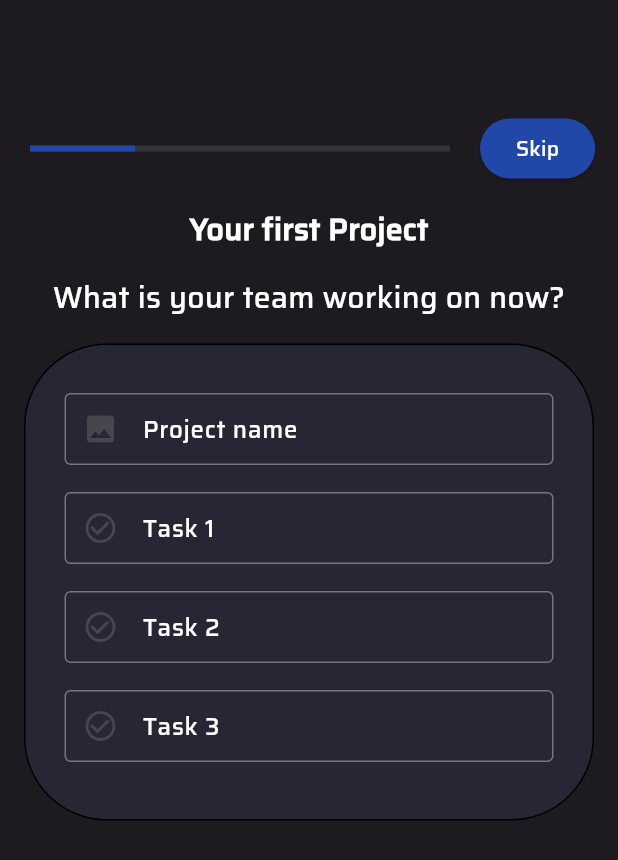
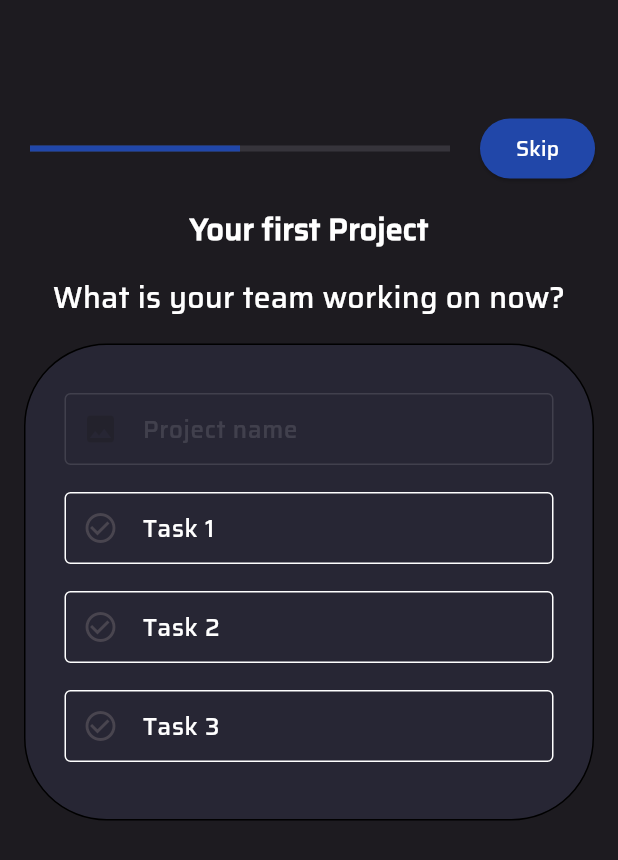
Before and after one commit to ArtDev2005/MatrixTaskTracker, a Flutter app: the FirstProjectScreen screen opened by its route, after a tap on "Skip", on a phone screen of 412 x 824 dp. Shown: the top 860 px of the screen. Run offline on Flutter 3.47's test engine with Material 3 defaults, Android fonts, the phone set to English and light mode, and no system bars; our stand-ins replace firebase_auth, firebase_core, firebase_dynamic_links, flutter_svg, google_sign_in; accounts and stored records are empty.

Commit message:
Progress bar

```diff
--- a/lib/reg/first_project_screen.dart
+++ b/lib/reg/first_project_screen.dart
@@ -1,5 +1,7 @@
 import 'package:flutter/material.dart';
 import 'package:matrix/theme/theme.dart';
+
+ProgressBarData data = ProgressBarData();
 
 class FirstProjectScreen extends StatefulWidget {
   FirstProjectScreen({super.key});
@@ -9,6 +11,8 @@ class FirstProjectScreen extends StatefulWidget {
 }
 
 class _FirstProjectScreenState extends State<FirstProjectScreen> {
+  List<Widget> contents = [_NewProjectNameCardWidget(), _NewProjectTasksCardWidget()];
+
   final textFieldDecorator = InputDecoration(
     border: OutlineInputBorder(),
     labelStyle: TextStyle(color: Colors.white),
@@ -16,36 +20,49 @@ class _FirstProjectScreenState extends State<FirstProjectScreen> {
     contentPadding: EdgeInsets.only(left: 16),
   );
 
-  /*final first = FocusNode();
-  final second = FocusNode();
-  final third = FocusNode();
-  final fourth = FocusNode();*/
-  final listFocusNodes = [];
+  @override
+  void didUpdateWidget(oldWidget) {
+    super.didUpdateWidget(oldWidget);
+    setState(() {
 
-  double progressBarFilledSpace = 70;
-  int multiplier = 1;
+    });
+  }
+  InputDecoration decorate(String labelName, Icon icon){
+    return InputDecoration(
+      border: OutlineInputBorder(),
+      labelStyle: TextStyle(color: Colors.white),
+      labelText: labelName,
+      contentPadding: EdgeInsets.only(left: 16),
+      prefixIcon: icon,
+    );
+  }
+
+  var con;
 
   @override
   void initState() {
     super.initState();
-    for (int i = 0; i < listFocusNodes.length; i++){
-      listFocusNodes[i].addListener(() {
-        print("Has focus: ${listFocusNodes[i].hasFocus}");
-      });
+    con = getControllers();
+  }
+
+  List<TextEditingController> getControllers(){
+    List<TextEditingController> con = [];
+    for (int i = 0; i < 4; i++){
+      TextEditingController c = TextEditingController();
+      con.add(c);
     }
+    return con;
   }
+
+  List<bool> textFieldsStates = List.filled(4, false);
 
   @override
   Widget build(BuildContext context) {
-    /*listFocusNodes.add(first);
-    listFocusNodes.add(second);
-    listFocusNodes.add(first);
-    listFocusNodes.add(second);*/
     return Scaffold(
       body: Column(
         children: [
           Padding(
-            padding: EdgeInsets.only(top: 75, left: 20),
+          padding: EdgeInsets.only(top: 75, left: 20),
             child: Row(
               children: [
                 Stack(
@@ -56,7 +73,7 @@ class _FirstProjectScreenState extends State<FirstProjectScreen> {
                       color: AppStyle.linearProgressBarColor,
                     ),
                     Container(
-                      width: progressBarFilledSpace * multiplier,
+                      width: data.progressBarFilledSpace * data.multiplier,
                       height: 4,
                       color: AppStyle.mainForegroundColor,
                     ),
@@ -65,14 +82,22 @@ class _FirstProjectScreenState extends State<FirstProjectScreen> {
                 SizedBox(width: 20,),
                 ElevatedButton(
                   style: ButtonStyle(backgroundColor: MaterialStatePropertyAll(AppStyle.mainForegroundColor)),
-                  onPressed: (){},
+                  onPressed: (){
+                    if (data.multiplier < 4){
+                      data.multiplier += 1;
+                    }
+
+                    setState(() {
+
+                    });
+                  },
                   child: Text(
                     "Skip",
                     style: TextStyle(color: Colors.white),
                   ),
                 )
               ],
-            ),
+            )
           ),
           SizedBox(height: 16,),
           Text("Your first Project",
@@ -88,30 +113,53 @@ class _FirstProjectScreenState extends State<FirstProjectScreen> {
             fontSize: 20),
           ),
           SizedBox(height: 16,),
-          _NewProjectCardWidget()
+          contents[data.multiplier.toInt() - 1],
         ],
       )
     );
   }
 }
 
-class _NewProjectCardWidget extends StatefulWidget {
-  const _NewProjectCardWidget({super.key});
+class _NewProjectNameCardWidget extends StatefulWidget {
+  const _NewProjectNameCardWidget({super.key});
 
   @override
-  State<_NewProjectCardWidget> createState() => _NewProjectCardWidgetState();
+  State<_NewProjectNameCardWidget> createState() => _NewProjectNameCardWidgetState();
 }
 
-class _NewProjectCardWidgetState extends State<_NewProjectCardWidget> {
+class _NewProjectNameCardWidgetState extends State<_NewProjectNameCardWidget> {
 
-  InputDecoration decorate(String labelName, Icon icon){
+  InputDecoration decorate(String labelName, Icon icon, Color textColor){
     return InputDecoration(
       border: OutlineInputBorder(),
-      labelStyle: TextStyle(color: Colors.white),
+      enabledBorder: OutlineInputBorder(
+        borderSide: const BorderSide(color: Colors.white),
+      ),
+      disabledBorder: OutlineInputBorder(
+        borderSide: const BorderSide(color: Colors.white12),
+      ),
+      labelStyle: TextStyle(color: textColor),
       labelText: labelName,
       contentPadding: EdgeInsets.only(left: 16),
       prefixIcon: icon,
     );
+  }
+  var con;
+
+
+  @override
+  void initState() {
+    super.initState();
+    con = getControllers();
+  }
+
+  List<TextEditingController> getControllers(){
+    List<TextEditingController> con = [];
+    for (int i = 0; i < 4; i++){
+      TextEditingController c = TextEditingController();
+      con.add(c);
+    }
+    return con;
   }
 
   @override
@@ -131,9 +179,10 @@ class _NewProjectCardWidgetState extends State<_NewProjectCardWidget> {
           return SizedBox(
             height: 56,
             child: TextField(
+              enabled: index == 0 ? true : false,
               decoration: index == 0 ?
-              decorate("Project name", Icon(Icons.image)) :
-              decorate("Task ${index}", Icon(Icons.check_circle_outline)) ,
+              decorate("Project name", Icon(Icons.image), Colors.white, ) :
+              decorate("Task ${index}", Icon(Icons.check_circle_outline), Colors.white12) ,
             ),
           );
         },
@@ -142,3 +191,133 @@ class _NewProjectCardWidgetState extends State<_NewProjectCardWidget> {
     );
   }
 }
+
+
+class _NewProjectTasksCardWidget extends StatefulWidget {
+  const _NewProjectTasksCardWidget({super.key});
+
+  @override
+  _NewProjectTasksCardWidgetState createState() => _NewProjectTasksCardWidgetState();
+}
+
+class _NewProjectTasksCardWidgetState extends State<_NewProjectTasksCardWidget> {
+
+  InputDecoration decorate(String labelName, Icon icon, Color textColor){
+    return InputDecoration(
+      border: OutlineInputBorder(),
+      enabledBorder: OutlineInputBorder(
+        borderSide: const BorderSide(color: Colors.white),
+      ),
+      disabledBorder: OutlineInputBorder(
+        borderSide: const BorderSide(color: Colors.white12),
+      ),
+      labelStyle: TextStyle(color: textColor),
+      labelText: labelName,
+      contentPadding: EdgeInsets.only(left: 16),
+      prefixIcon: icon,
+    );
+  }
+  var con;
+
+
+  @override
+  void initState() {
+    super.initState();
+    con = getControllers();
+  }
+
+  List<TextEditingController> getControllers(){
+    List<TextEditingController> con = [];
+    for (int i = 0; i < 4; i++){
+      TextEditingController c = TextEditingController();
+      con.add(c);
+    }
+    return con;
+  }
+
+  @override
+  Widget build(BuildContext context) {
+    return Container(
+      decoration: BoxDecoration(
+          border: Border.all(),
+          borderRadius: BorderRadius.all(Radius.circular(55)),
+          color: AppStyle.firstProjectCardColor
+      ),
+      width: 380,
+      height: 318,
+      child: ListView.separated(
+        padding: EdgeInsets.symmetric(vertical: 32, horizontal: 26),
+        itemCount: 4,
+        itemBuilder: (context, index) {
+          return SizedBox(
+            height: 56,
+            child: TextField(
+              enabled: index != 0 ? true : false,
+              decoration: index == 0 ?
+              decorate("Project name", Icon(Icons.image), Colors.white12, ) :
+              decorate("Task ${index}", Icon(Icons.check_circle_outline), Colors.white) ,
+            ),
+          );
+        },
+        separatorBuilder: (BuildContext context, int index) => SizedBox(height: 10,),
+      ),
+    );
+  }
+}
+
+
+class _ProgressBarWidget extends StatefulWidget {
+  const _ProgressBarWidget({super.key});
+
+  @override
+  State<_ProgressBarWidget> createState() => _ProgressBarWidgetState();
+}
+
+class _ProgressBarWidgetState extends State<_ProgressBarWidget> {
+  @override
+  Widget build(BuildContext context) {
+    return Padding(
+      padding: EdgeInsets.only(top: 75, left: 20),
+      child: Row(
+        children: [
+          Stack(
+            children: [
+              Container(
+                width: 280,
+                height: 4,
+                color: AppStyle.linearProgressBarColor,
+              ),
+              Container(
+                width: data.progressBarFilledSpace * data.multiplier,
+                height: 4,
+                color: AppStyle.mainForegroundColor,
+              ),
+            ],
+          ),
+          SizedBox(width: 20,),
+          ElevatedButton(
+            style: ButtonStyle(backgroundColor: MaterialStatePropertyAll(AppStyle.mainForegroundColor)),
+            onPressed: (){
+              if (data.multiplier < 4){
+                data.multiplier += 1;
+              }
+
+              setState(() {
+
+              });
+            },
+            child: Text(
+              "Skip",
+              style: TextStyle(color: Colors.white),
+            ),
+          )
+        ],
+      )
+    );
+  }
+}
+
+class ProgressBarData{
+  final progressBarFilledSpace = 70;
+  double multiplier = 1;
+}
```
Also changed, not shown: lib/reg/reg.dart (+10 -3 lines).
